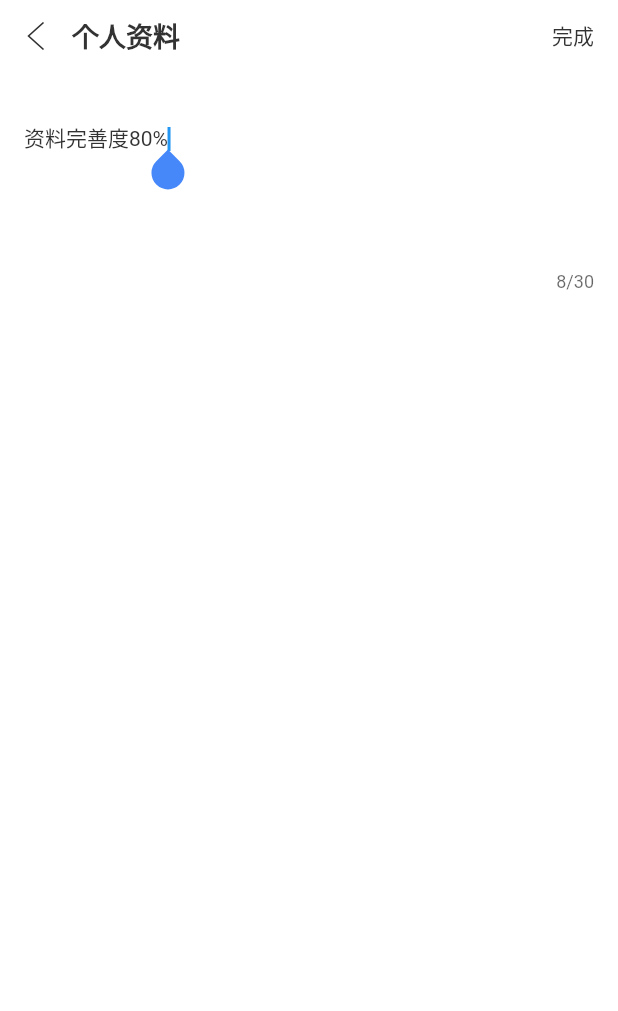
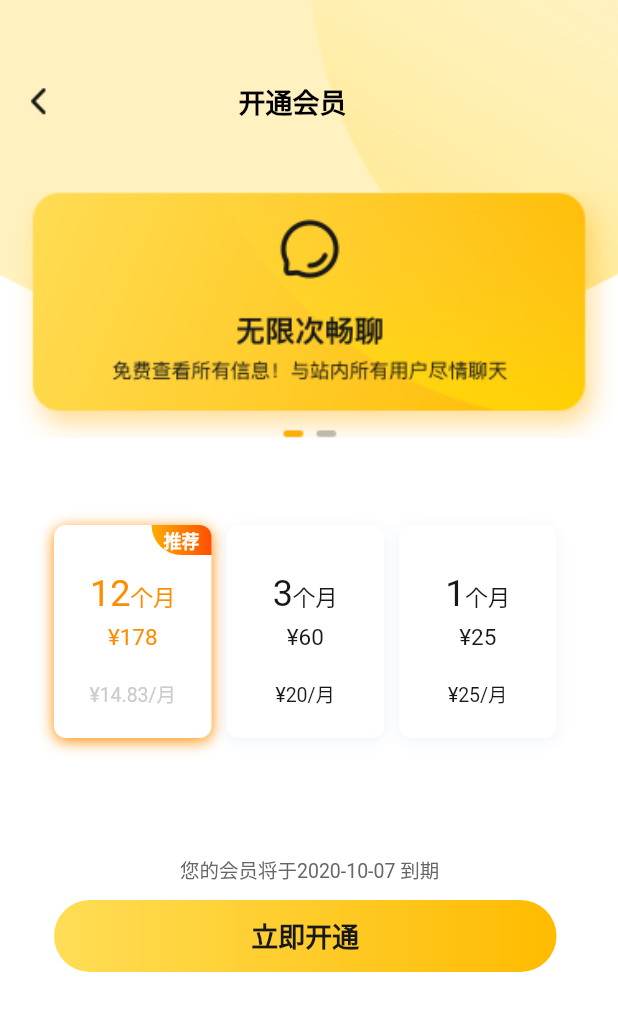
Before and after one commit to ada1988/flutter_study, a Flutter app: the MinePage screen opened by its route, after a tap on "会员账户", on a phone screen of 412 x 824 dp. Shown: the top 1011 px of the screen. Run offline on Flutter 3.47's test engine with Material 2 defaults, Android fonts, the phone set to English and light mode, and no system bars; drawn by our look-alikes of oktoast; our stand-ins replace cached_network_image, dio, fluro, flutter_slidable, flutter_swiper, keyboard_actions and 3 more; missing offline and left inert: barcode_scan, common_utils, flustars, flutter_picker; statements that could not run were skipped.

Commit message:
绘制页面

```diff
--- a/reyuan_version/lib/business/mine/mine_routers.dart
+++ b/reyuan_version/lib/business/mine/mine_routers.dart
@@ -6,6 +6,7 @@ import 'package:reyuan_version/business/mine/pages/mine_page.dart';
 import 'package:reyuan_version/business/mine/pages/mine_qr_page.dart';
 import 'package:reyuan_version/business/mine/pages/mine_real_auth_page.dart';
 import 'package:reyuan_version/business/mine/pages/mine_real_auth_phone_page.dart';
+import 'package:reyuan_version/business/mine/pages/open_vip_page.dart';
 import 'package:reyuan_version/routers/router_init.dart';
 class MineRouter implements IRouterProvider{
 
@@ -16,6 +17,7 @@ class MineRouter implements IRouterProvider{
   static String mineRealAuthPhonePage = '/mine/auth/real/phone';
   static String mineInfoEditPage = '/mine/info/edit';
   static String editIceBreakingPage = '/mine/info/edit/icebreaking';
+  static String openVipPage = '/mine/openVip';
   @override
   void initRouter(Router router) {
     router.define(minePage, handler: Handler(handlerFunc: (_, params) => MinePage()));
@@ -25,6 +27,7 @@ class MineRouter implements IRouterProvider{
     router.define(mineRealAuthPhonePage, handler: Handler(handlerFunc: (_, params) => MineRealAuthPhonePage()));
     router.define(mineInfoEditPage, handler: Handler(handlerFunc: (_, params) => MineInfoEditPage()));
     router.define(editIceBreakingPage, handler: Handler(handlerFunc: (_, params) => EditIceBreakingPage()));
+    router.define(openVipPage, handler: Handler(handlerFunc: (_, params) => OpenVipPage()));
   }
 
 }
--- a/reyuan_version/lib/business/mine/pages/mine_page.dart
+++ b/reyuan_version/lib/business/mine/pages/mine_page.dart
@@ -2,6 +2,7 @@ import 'package:flutter/material.dart';
 import 'package:reyuan_version/business/mine/pages/mine_auth_page.dart';
 import 'package:reyuan_version/business/mine/pages/mine_info_edit.dart';
 import 'package:reyuan_version/business/mine/pages/mine_qr_page.dart';
+import 'package:reyuan_version/business/mine/pages/open_vip_page.dart';
 import 'package:reyuan_version/widgets/my_scroll_view.dart';
 import 'package:reyuan_version/widgets/load_image.dart';
 import 'package:reyuan_version/common/res/resources.dart';
@@ -224,11 +225,7 @@ class _MinePageState extends State<MinePage> {
             onTap: () {
               AppNavigator.pushResult(
                   context,
-                  InputTextPage(
-                    title: '个人资料',
-                    hintText: '这里有一段完美的简介…',
-                    content: _mineIntroduction,
-                  ), (result) {
+                  OpenVipPage(), (result) {
                 setState(() {
                   _mineIntroduction = result.toString();
                 });
--- /dev/null
+++ b/reyuan_version/lib/business/mine/pages/open_vip_page.dart
@@ -0,0 +1,243 @@
+import "package:flutter/material.dart";
+import 'package:reyuan_version/common/res/resources.dart';
+import 'package:reyuan_version/common/util/app_navigator.dart';
+import 'package:reyuan_version/widgets/load_image.dart';
+import 'package:reyuan_version/widgets/my_card.dart';
+
+class OpenVipPage extends StatefulWidget {
+  @override
+  _OpenVipPageState createState() => _OpenVipPageState();
+}
+
+class _OpenVipPageState extends State<OpenVipPage> {
+  bool check0 = true;
+  bool check1 = false;
+  bool check2 = false;
+
+  @override
+  Widget build(BuildContext context) {
+    return Scaffold(
+        body: Stack(
+      children: <Widget>[
+        Positioned.fill(
+            top: 0,
+            child: Container(
+                color: Colors.white,
+                child: Column(children: <Widget>[
+                  Container(
+                    decoration: BoxDecoration(
+                      image: DecorationImage(
+                        image: AssetImage("assets/images/mine/vip_bg.png"),
+                        fit: BoxFit.cover,
+                      ),
+                    ),
+                    child: SizedBox(
+                      height: 240,
+                      width: MediaQuery.of(context).size.width,
+                    ),
+                  ),
+                ]))),
+        //头部返回、标题
+        Positioned(
+          top: 54,
+          child: Container(
+            child: Row(
+              children: <Widget>[
+                GestureDetector(
+                  child: Container(
+                    padding: EdgeInsets.only(left: 15),
+                    child: const LoadAssetImage('mine/back_black',
+                        height: 24.0, width: 24.0),
+                  ),
+                  onTap: () => {AppNavigator.goBack(context)},
+                ),
+                Container(
+                  padding: EdgeInsets.only(left: 120),
+                  child: Center(
+                    child: Text("开通会员",
+                        style: TextStyle(
+                            color: Colors.black,
+                            fontSize: 18,
+                            fontWeight: FontWeight.bold)),
+                  ),
+                ),
+              ],
+            ),
+          ),
+        ),
+
+        //会员价格 card
+        Positioned(
+            top: 128,
+            child: Container(
+              decoration: BoxDecoration(
+                image: DecorationImage(
+                  image: AssetImage("assets/images/mine/vip_banner_bg.png"),
+                  fit: BoxFit.cover,
+                ),
+              ),
+              child: SizedBox(
+                height: 164,
+                width: MediaQuery.of(context).size.width,
+              ),
+            )),
+        Positioned(
+            top: 350,
+            left: 20,
+            child: Padding(
+                padding: const EdgeInsets.symmetric(horizontal: 16.0),
+                child: Row(
+                  children: <Widget>[
+                    _buildMyCard(check0, "12", "178", "14.83", 0),
+                    SizedBox(
+                      width: 10,
+                    ),
+                    _buildMyCard(check1, "3", "60", "20", 1),
+                    SizedBox(
+                      width: 10,
+                    ),
+                    _buildMyCard(check2, "1", "25", "25", 2),
+                  ],
+                ))),
+        Positioned(
+            top: 350,
+            left: 85,
+            child: Padding(
+              padding: const EdgeInsets.symmetric(horizontal: 16.0),
+              child: Container(
+                height: 20,
+                width: 40,
+                decoration: BoxDecoration(
+                    gradient: LinearGradient(
+                        colors: [Color(0xffFFAD00), Color(0xffFF4E02)]), // 渐变色
+                    borderRadius: BorderRadius.only(
+                        bottomLeft: new Radius.circular(25.0),
+                        topRight: new Radius.circular(10.0))),
+                alignment: Alignment.center,
+                child: Text(
+                  "推荐",
+                  style: TextStyle(
+                      fontSize: Dimens.font_sp12,
+                      color: Color(0xffFFFFFF),
+                      fontWeight: FontWeight.bold),
+                ),
+              ),
+            )),
+            Positioned(
+            top: 570,
+             left: 120,
+            child: Center(child: Text(
+                  "您的会员将于2020-10-07 到期",
+                  style: TextStyle(
+                      fontSize: 13,
+                      color: Color(0xff666666)),
+                ),)),
+        Positioned(
+            top: 600,
+            left: 20,
+            child: Padding(
+              padding: const EdgeInsets.symmetric(horizontal: 16.0),
+              child: Container(
+                height: 48,
+                decoration: BoxDecoration(
+                    gradient: LinearGradient(
+                        colors: [Color(0xffFFDD55), Color(0xffFFBB00)]), // 渐变色
+                    borderRadius: BorderRadius.circular(25)),
+                width: 335,
+                alignment: Alignment.center,
+                child: Text(
+                  "立即开通",
+                  style: TextStyle(
+                      fontSize: Dimens.font_sp18,
+                      color: Color(0xff181818),
+                      fontWeight: FontWeight.bold),
+                ),
+              ),
+            )),
+      ],
+    ));
+  }
+  /**
+   * 选中页面
+   */
+  setCheck(int flag) {
+    setState(() {
+      if (flag == 0) {
+        check0 = true;
+        check1 = false;
+        check2 = false;
+      } else if (flag == 1) {
+        check0 = false;
+        check1 = true;
+        check2 = false;
+      } else if (flag == 2) {
+        check0 = false;
+        check1 = false;
+        check2 = true;
+      }
+    });
+  }
+
+  _buildMyCard(
+      bool check, String month, String money, String moneyMonth, int flag) {
+    return GestureDetector(
+        onTap: () => {setCheck(flag)},
+        child: MyCard(
+          shadowColor: check ? Color(0xffFF8C00) : null,
+          child: Container(
+              height: 142.0,
+              width: 105,
+              padding: const EdgeInsets.only(top: 8.0),
+              child: Column(
+                children: <Widget>[
+                  Center(
+                    child: Padding(
+                        padding: EdgeInsets.only(top: 24),
+                        child: new RichText(
+                            text: new TextSpan(
+                                text: month,
+                                style: new TextStyle(
+                                    fontSize: 24.0,
+                                    color: check
+                                        ? Color(0xffFF8C00)
+                                        : Color(0xff181818),
+                                    inherit: false),
+                                children: <TextSpan>[
+                              new TextSpan(
+                                  text: '个月',
+                                  style: new TextStyle(
+                                    fontSize: 15.0,
+                                    color: check
+                                        ? Color(0xffFF8C00)
+                                        : Color(0xff181818),
+                                  )),
+                            ]))),
+                  ),
+                  Center(
+                    child: Padding(
+                      padding: EdgeInsets.only(top: 6),
+                      child: Text(
+                        "¥" + money,
+                        style: TextStyle(
+                            fontSize: 15,
+                            color:
+                                check ? Color(0xffFF8C00) : Color(0xff181818)),
+                      ),
+                    ),
+                  ),
+                  Center(
+                    child: Padding(
+                      padding: EdgeInsets.only(top: 19),
+                      child: Text("¥" + moneyMonth + "/月",
+                          style: TextStyle(
+                            fontSize: 13,
+                            color:
+                                check ? Color(0xffCCCCCC) : Color(0xff181818),
+                          )),
+                    ),
+                  ),
+                ],
+              )),
+        ));
+  }
+}
```
Also changed, not shown: reyuan_version/assets/images/mine/vip_banner_bg.png (added), reyuan_version/assets/images/mine/vip_banner_bg@2x.png (added), reyuan_version/assets/images/mine/vip_banner_bg@3x.png (added), reyuan_version/assets/images/mine/vip_bg.png (added), reyuan_version/assets/images/mine/vip_bg@2x.png (added), reyuan_version/assets/images/mine/vip_bg@3x.png (added).
